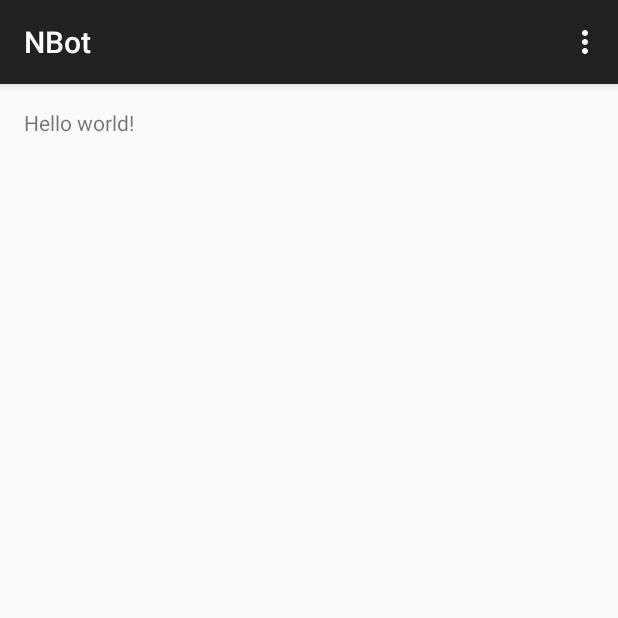
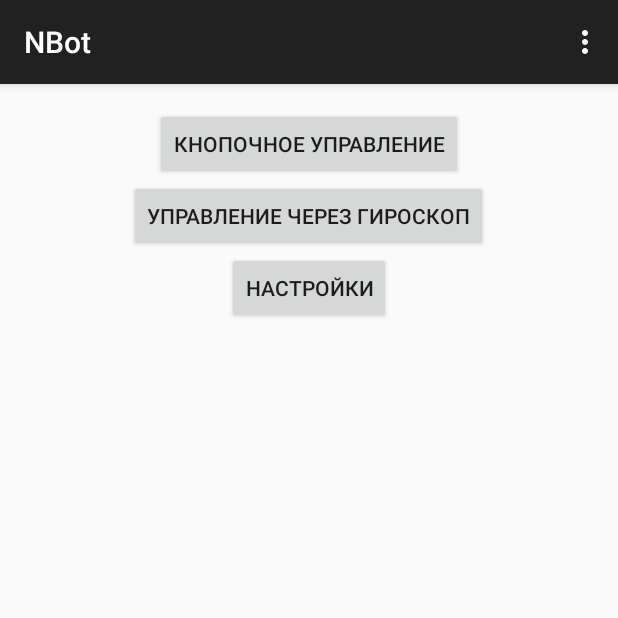
Before and after one commit to VPrikalab/Nbot, an Android app: the screen it shows after launch (MainActivity), on a phone screen of 412 x 824 dp, the top half of it. Run offline under Robolectric (Android 15) with nearby library versions, the phone set to English and light mode, and no system bars.

Commit message:
with menu

```diff
--- a/NBot/app/src/main/AndroidManifest.xml
+++ b/NBot/app/src/main/AndroidManifest.xml
@@ -16,6 +16,9 @@
                 <category android:name="android.intent.category.LAUNCHER" />
             </intent-filter>
         </activity>
+        <activity android:name=".SettingCode"
+            android:label="@string/about_title">
+        </activity>
     </application>
 
 </manifest>
--- a/NBot/app/src/main/res/layout/activity_main.xml
+++ b/NBot/app/src/main/res/layout/activity_main.xml
@@ -5,7 +5,29 @@
     android:paddingTop="@dimen/activity_vertical_margin"
     android:paddingBottom="@dimen/activity_vertical_margin" tools:context=".MainActivity">
 
-    <TextView android:text="@string/hello_world" android:layout_width="wrap_content"
-        android:layout_height="wrap_content" />
+    <Button
+        android:layout_width="wrap_content"
+        android:layout_height="wrap_content"
+        android:text="@string/ButtonControl"
+        android:id="@+id/button3"
+        android:layout_alignParentTop="true"
+        android:layout_centerHorizontal="true" />
 
+    <Button
+        android:layout_width="wrap_content"
+        android:layout_height="wrap_content"
+        android:text="@string/GyroscopeControl"
+        android:id="@+id/button4"
+        android:layout_below="@+id/button3"
+        android:layout_centerHorizontal="true" />
+
+    <Button
+        android:layout_width="wrap_content"
+        android:layout_height="wrap_content"
+        android:onClick="onClick"
+        android:text="@string/SettingsButton"
+        android:id="@+id/button5"
+        android:layout_below="@+id/button4"
+        android:layout_centerHorizontal="true"
+        android:clickable="true" />
 </RelativeLayout>
--- a/NBot/app/src/main/res/values/strings.xml
+++ b/NBot/app/src/main/res/values/strings.xml
@@ -3,4 +3,8 @@
 
     <string name="hello_world">Hello world!</string>
     <string name="action_settings">Settings</string>
+    <string name="ButtonControl">Кнопочное управление</string>
+    <string name="GyroscopeControl">Управление через гироскоп</string>
+    <string name="SettingsButton">Настройки</string>
+    <string name="about_title">меню</string>
 </resources>
```
Also changed, not shown: NBot/app/src/main/java/com/example/vprik_000/nbot/MainActivity.java (+10 -0 lines), NBot/app/src/main/java/com/example/vprik_000/nbot/SettingCode.java (added, +15 -0 lines), NBot/app/src/main/res/layout/settingsmenu.xml (added, +19 -0 lines), 1 other file.
